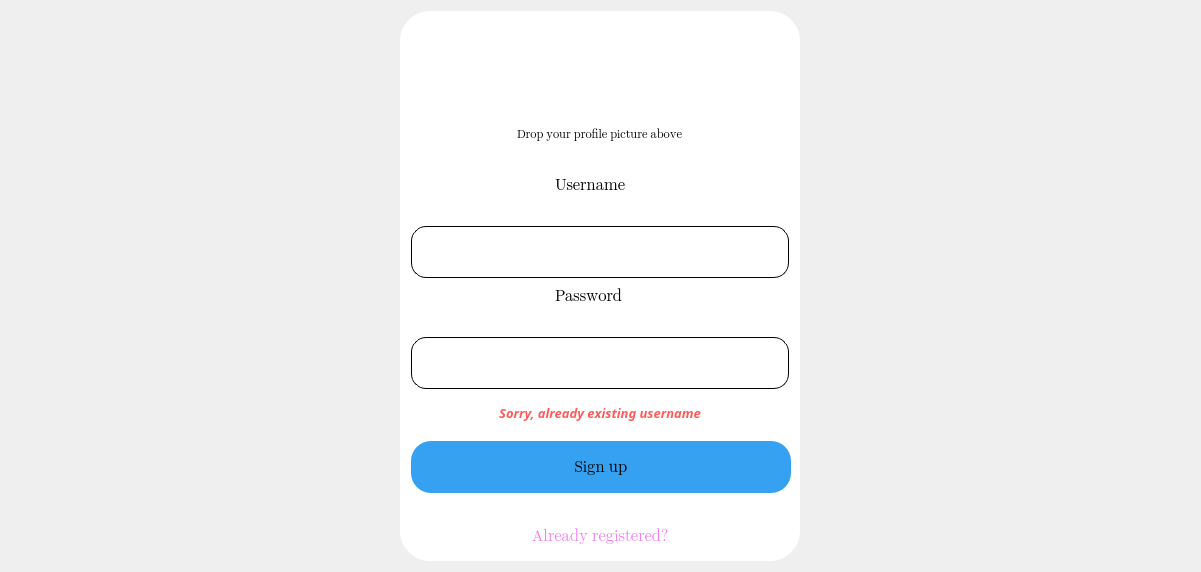
Above: Client/ProgettoGUI/RegisterWindow.ui from pierangelomartellone/PDS_Project before the change. Below: the same form after it.
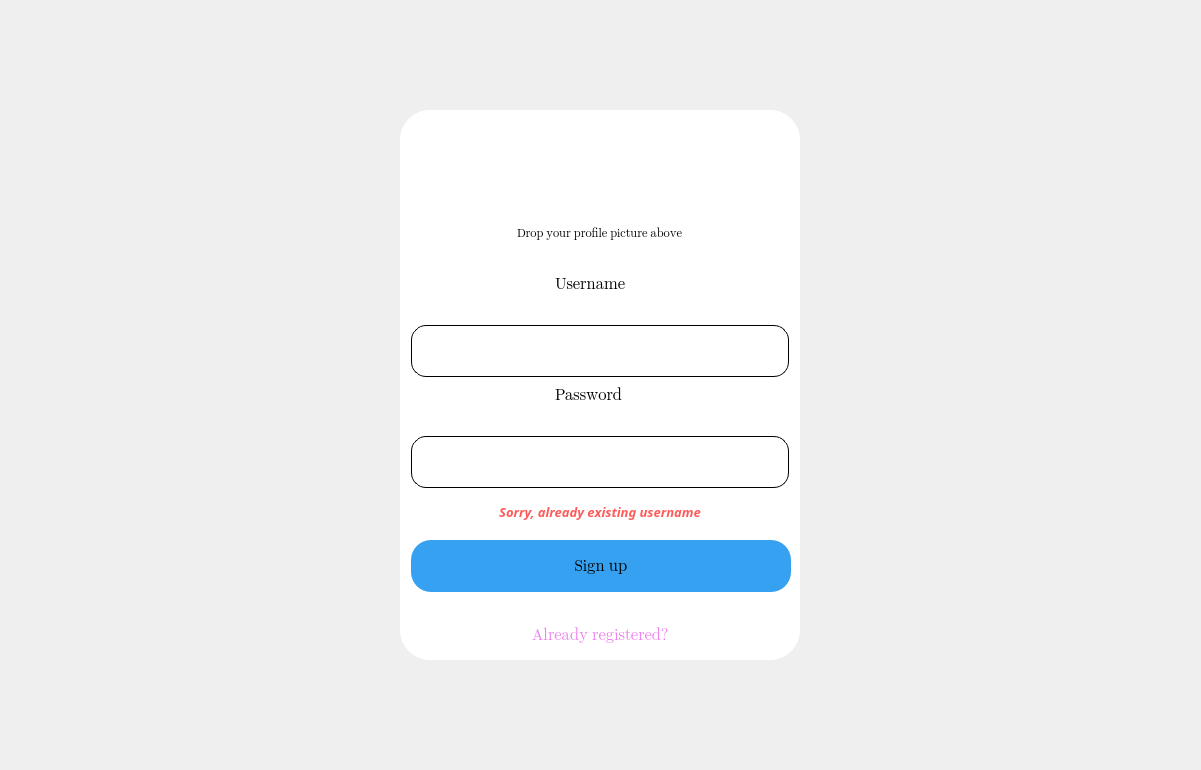
That is the form after the change. Icons and pictures are not drawn.

```diff
--- a/Client/ProgettoGUI/RegisterWindow.ui
+++ b/Client/ProgettoGUI/RegisterWindow.ui
@@ -7,7 +7,7 @@
     <x>0</x>
     <y>0</y>
     <width>1201</width>
-    <height>568</height>
+    <height>770</height>
    </rect>
   </property>
   <property name="sizePolicy">
```
